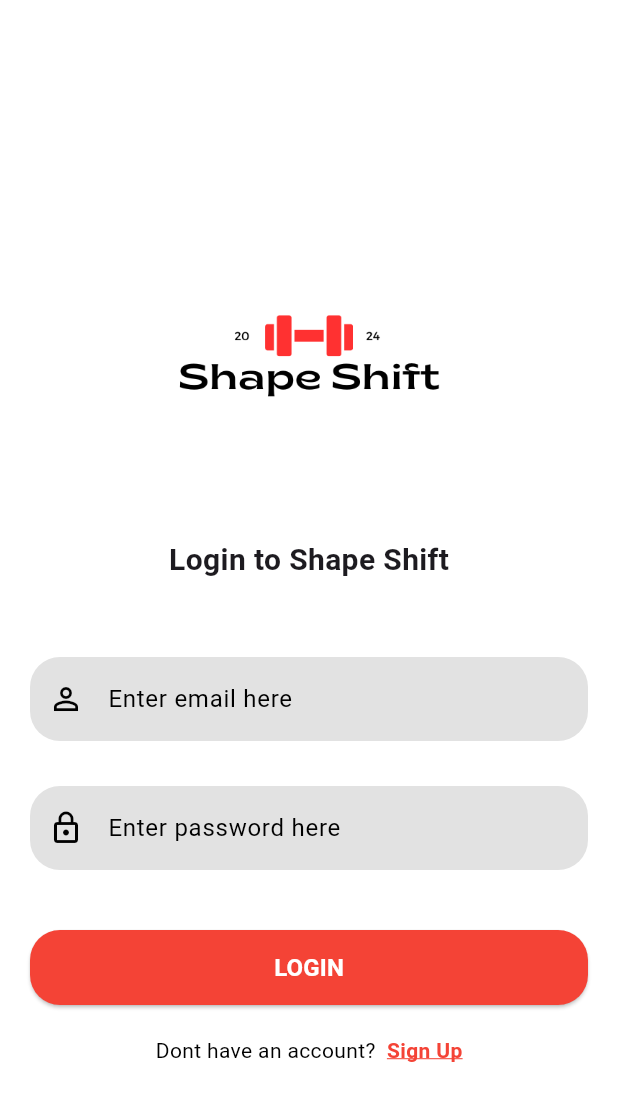
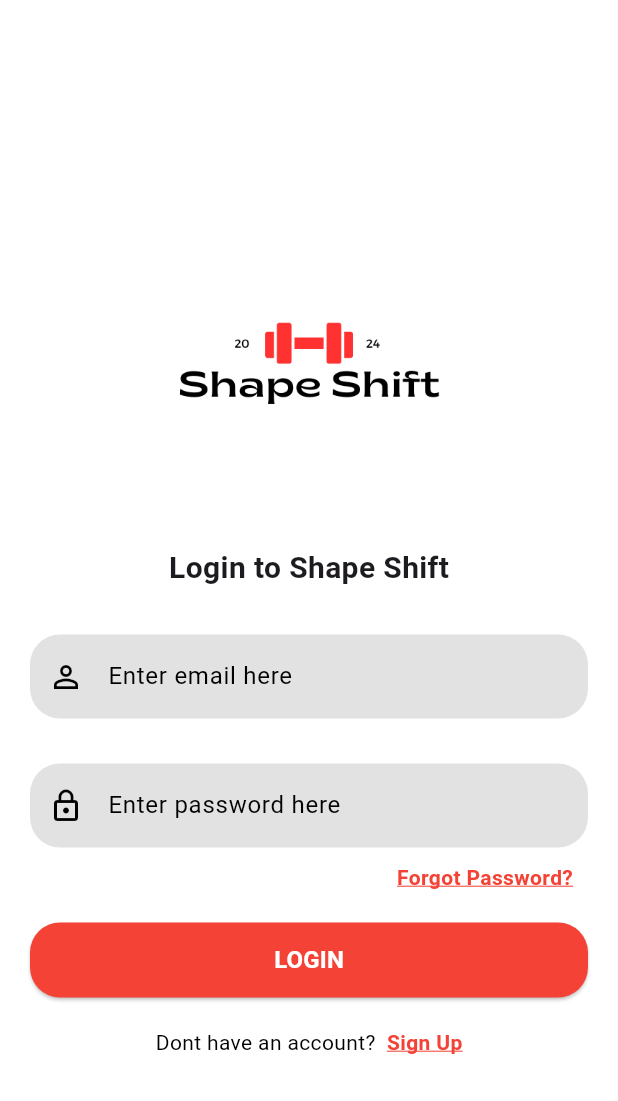
Before and after one commit to ReinoRabbit/personal_project, a Flutter app: the screen it shows after launch, on a phone screen of 412 x 824 dp. Shown: the top 1101 px of the screen. Run offline on Flutter 3.47's test engine with Material 3 defaults, Android fonts, the light colour scheme and no system bars; our stand-ins replace firebase_auth, firebase_core; accounts and stored records are empty.

Commit message:
Added password change service

```diff
--- a/lib/ui/login_page.dart
+++ b/lib/ui/login_page.dart
@@ -3,6 +3,7 @@ import 'package:flutter/material.dart';
 import 'package:personal_project/components/button_reusable.dart';
 import 'package:personal_project/components/logo_image.dart';
 import 'package:personal_project/components/text_field.dart';
+import 'package:personal_project/ui/password_forgot.dart';
 import 'package:personal_project/ui/signup_page.dart';
 
 
@@ -31,11 +32,32 @@ class _LoginPageState extends State<LoginPage> {
                   const SizedBox(height: 5,),
                   const Text("Login to Shape Shift",
                     style: TextStyle(fontSize: 20, fontWeight: FontWeight.bold),),
-                  const SizedBox(height: 50,),
+                  const SizedBox(height: 30,),
                   textFieldWidget("Enter email here", Icons.person_outline, false, _emailTextController),
                   const SizedBox(height: 30,),
                   textFieldWidget("Enter password here", Icons.lock_outline, true, _passwordTextController),
-                  const SizedBox(height: 30,),
+                  const SizedBox(height: 10,),
+                  Padding(
+                    padding: const EdgeInsets.symmetric(horizontal: 10.0),
+                    child: Row(
+                      mainAxisAlignment: MainAxisAlignment.end,
+                      children: [
+                        GestureDetector(
+                          onTap: () {
+                            Navigator.push(context, MaterialPageRoute(builder: ((context) => const ForgotPasswordPage())));
+                          },
+                          child: const Text('Forgot Password?',style: TextStyle(
+                            color: Colors.red,
+                            fontWeight: FontWeight.bold,
+                            decoration: TextDecoration.underline,
+                            decorationColor: Colors.red,
+                            decorationThickness: 1,
+                          )),
+                        ),
+                      ],
+                    ),
+                  ),
+                  const SizedBox(height: 10,),
                   reusableButton(context, true, () { signIn(); }),
                   signUpOption()
                   ]),
```
Also changed, not shown: lib/ui/password_forgot.dart (added, +74 -0 lines).
